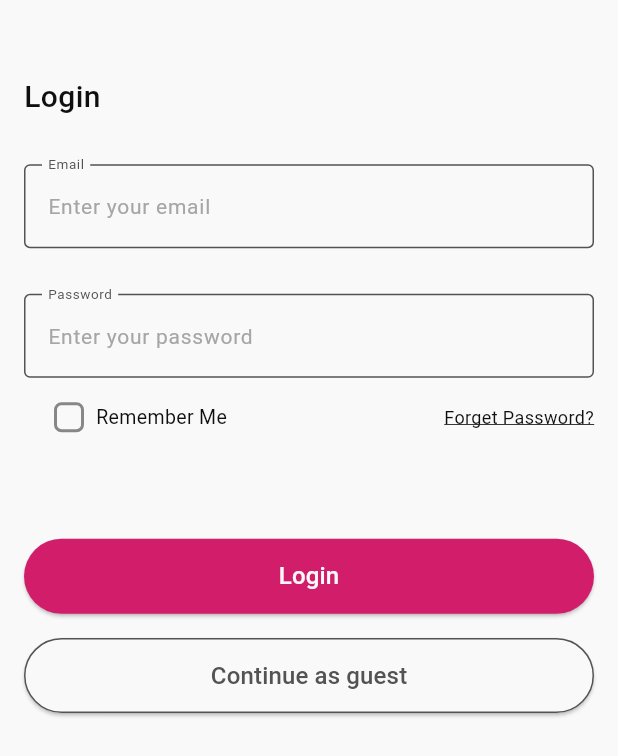
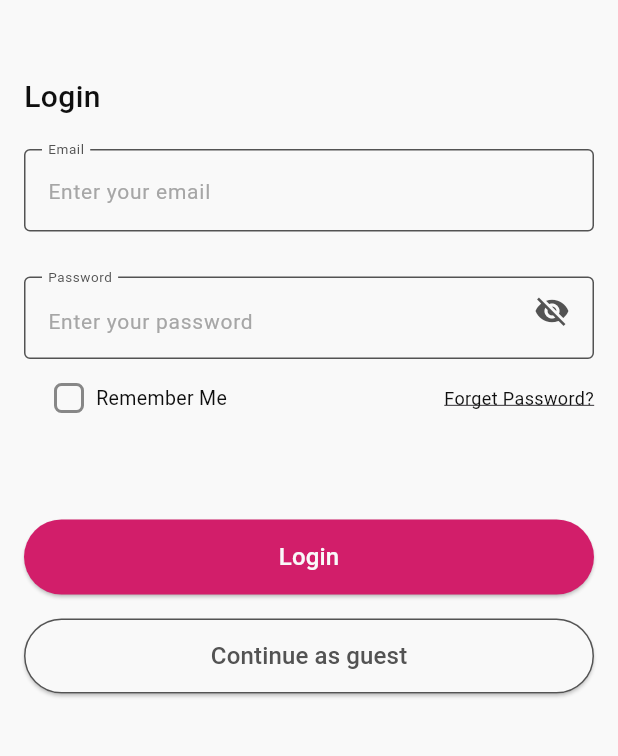
Before and after one commit to Marco-Nagy/Flowery-App, a Flutter app: the screen it shows after launch, on a phone screen of 412 x 824 dp. Shown: the top 756 px of the screen. Run offline on Flutter 3.47's test engine with Material 3 defaults, Android fonts, the light colour scheme and no system bars; our stand-ins replace bloc, dio, flutter_bloc, flutter_screenutil, fluttertoast, get_it and 4 more; generated files the repository leaves out were written again.

Commit message:
refactor: refactor login view

```diff
--- a/lib/features/auth/presentation/login/pages/login_view.dart
+++ b/lib/features/auth/presentation/login/pages/login_view.dart
@@ -1,19 +1,13 @@
-import 'package:flowery_e_commerce/core/styles/colors/my_colors.dart';
-import 'package:flowery_e_commerce/core/styles/fonts/my_fonts.dart';
-import 'package:flowery_e_commerce/core/utils/validators.dart';
-import 'package:flowery_e_commerce/core/utils/widgets/base/base_view.dart';
 import 'package:flowery_e_commerce/core/utils/widgets/base/custom_app_bar.dart';
-import 'package:flowery_e_commerce/core/utils/widgets/buttons/carved_button.dart';
-import 'package:flowery_e_commerce/core/utils/widgets/custom_toast.dart';
 import 'package:flowery_e_commerce/core/utils/widgets/spacing.dart';
-import 'package:flowery_e_commerce/di/di.dart';
-import 'package:flowery_e_commerce/features/auth/domain/entities/request/login_request_entity.dart';
-import 'package:flowery_e_commerce/features/auth/presentation/login/manager/login_action.dart';
-import 'package:flowery_e_commerce/features/auth/presentation/login/manager/login_view_model_cubit.dart';
-import 'package:flowery_e_commerce/features/auth/presentation/login/widgets/custom_text_form_field.dart';
-import 'package:flowery_e_commerce/features/auth/presentation/login/widgets/remember_me_widget.dart';
 import 'package:flutter/material.dart';
 import 'package:flutter_bloc/flutter_bloc.dart';
+import 'package:flowery_e_commerce/core/utils/widgets/base/base_view.dart';
+import 'package:flowery_e_commerce/core/utils/widgets/custom_toast.dart';
+import 'package:flowery_e_commerce/di/di.dart';
+import 'package:flowery_e_commerce/features/auth/presentation/login/manager/login_view_model_cubit.dart';
+import '../widgets/login_buttons.dart';
+import '../widgets/login_form.dart';
 
 class LoginView extends StatefulWidget {
   const LoginView({super.key});
@@ -23,25 +17,12 @@ class LoginView extends StatefulWidget {
 }
 
 class _LoginViewState extends State<LoginView> {
-  late TextEditingController emailController;
-  late TextEditingController passwordController;
   late LoginViewModel viewModel;
-
-  final formKey = GlobalKey<FormState>();
 
   @override
   void initState() {
-    emailController = TextEditingController();
-    passwordController = TextEditingController();
     viewModel = getIt.get<LoginViewModel>();
     super.initState();
-  }
-
-  @override
-  void dispose() {
-    emailController.dispose();
-    passwordController.dispose();
-    super.dispose();
   }
 
   @override
@@ -51,10 +32,6 @@ class _LoginViewState extends State<LoginView> {
       child: BlocConsumer<LoginViewModel, LoginViewModelState>(
         buildWhen: (previous, current) => current is LoginViewModelInitial,
         builder: (context, state) {
-            switch (state) {
-              case LoginViewModelInitial():
-              default:
-                {
           return BaseView(
             child: CustomScrollView(
               slivers: [
@@ -62,96 +39,33 @@ class _LoginViewState extends State<LoginView> {
                   child: CustomAppBar(appBarTxt: "Login"),
                 ),
                 SliverToBoxAdapter(
-                        child: verticalSpacing(30),
+                  child: verticalSpacing(20),
                 ),
-                      SliverToBoxAdapter(
-                          child: Form(
-                        key: formKey,
-                        child: Column(
-                          children: [
-                            CustomTextFormField(
-                              validator: (value) {
-                                return Validators.validateEmail(value);
-                              },
-                              controller: emailController,
-                              hintText: "Enter your email",
-                              labelText: "Email",
-                            ),
-                            verticalSpacing(30),
-                            CustomTextFormField(
-                              validator: (value) {
-                                return Validators.validatePassword(value);
-                              },
-                              controller: passwordController,
-                              hintText: "Enter your password",
-                              labelText: "Password",
-                            )
-                          ],
-                        ),
-                      )),
-                      SliverToBoxAdapter(
-                        child: verticalSpacing(16),
-                      ),
-                      SliverToBoxAdapter(
-                          child: Padding(
-                        padding: const EdgeInsets.only(left: 20),
-                        child: Row(
-                          mainAxisAlignment: MainAxisAlignment.spaceBetween,
-                          children: [
-                            RememberMeWidget(onChanged: (value) {}),
-                            Text(
-                              'Forget Password?',
-                              style: MyFonts.styleRegular400_12.copyWith(
-                                color: MyColors.black,
-                                decoration: TextDecoration.underline,
-                              ),
-                            ),
-                          ],
-                        ),
-                      )),
+                LoginForm(),
                 SliverToBoxAdapter(
                   child: verticalSpacing(70),
                 ),
-                      SliverToBoxAdapter(
-                          child: CurvedButton(
-                        color: MyColors.primary,
-                        title: "Login",
-                        onTap: () {
-                          if (formKey.currentState!.validate()) {
-                            viewModel.doAction(LoginAction(LoginRequestEntity(
-                                email: emailController.text.trim(),
-                                password: passwordController.text.trim())));
-                          }
-                        },
-                      )),
-                      SliverToBoxAdapter(
-                        child: verticalSpacing(16),
+                LoginButtons(),
+              ],
             ),
-                      SliverToBoxAdapter(
-                          child: CurvedButton(
-                        color: MyColors.white,
-                        title: "Continue as guest",
-                        onTap: () {},
-                        colorBorderSide: MyColors.gray,
-                        textColor: MyColors.gray,
-                      )),
-                    ],
-                  ));
-                }
-            }
+          );
         },
         listener: (context, state) {
           switch (state) {
             case LoginViewModelLoading():
               CustomToast.showLoadingToast(message: "Loading...");
+              break;
             case LoginViewModelSuccess():
               CustomToast.showSuccessToast(message: "Success");
+              break;
             case LoginViewModelError():
               debugPrint(state.errorMessage.error);
               CustomToast.showErrorToast(message: state.errorMessage.error!);
+              break;
             default:
           }
         },
-        ));
+      ),
+    );
   }
 }
--- a/lib/features/auth/presentation/login/widgets/custom_text_form_field.dart
+++ b/lib/features/auth/presentation/login/widgets/custom_text_form_field.dart
@@ -26,7 +26,9 @@ class CustomTextFormField extends StatefulWidget {
 class _CustomTextFormFieldState extends State<CustomTextFormField> {
   @override
   Widget build(BuildContext context) {
-    return TextFormField(
+    return Container(
+      height: 55,
+      child: TextFormField(
         obscureText: widget.isPassword ?? false,
         controller: widget.controller,
         decoration: InputDecoration(
@@ -46,6 +48,7 @@ class _CustomTextFormFieldState extends State<CustomTextFormField> {
           ),
         ),
         validator: widget.validator,
+      ),
     );
   }
 }
--- /dev/null
+++ b/lib/features/auth/presentation/login/widgets/email_field.dart
@@ -0,0 +1,17 @@
+import 'package:flutter/material.dart';
+import 'package:flowery_e_commerce/core/utils/validators.dart';
+import 'package:flowery_e_commerce/features/auth/presentation/login/widgets/custom_text_form_field.dart';
+
+class EmailField extends StatelessWidget {
+  final TextEditingController emailController = TextEditingController();
+
+  @override
+  Widget build(BuildContext context) {
+    return CustomTextFormField(
+      controller: emailController,
+      validator: (value) => Validators.validateEmail(value),
+      hintText: "Enter your email",
+      labelText: "Email",
+    );
+  }
+}
--- /dev/null
+++ b/lib/features/auth/presentation/login/widgets/emember_me_and_forgot_password.dart
@@ -0,0 +1,26 @@
+import 'package:flutter/material.dart';
+import 'package:flowery_e_commerce/core/styles/fonts/my_fonts.dart';
+import 'package:flowery_e_commerce/core/styles/colors/my_colors.dart';
+import 'package:flowery_e_commerce/features/auth/presentation/login/widgets/remember_me_widget.dart';
+
+class RememberMeAndForgotPassword extends StatelessWidget {
+  @override
+  Widget build(BuildContext context) {
+    return Padding(
+      padding: const EdgeInsets.only(left: 20),
+      child: Row(
+        mainAxisAlignment: MainAxisAlignment.spaceBetween,
+        children: [
+          RememberMeWidget(onChanged: (value) {}),
+          Text(
+            'Forget Password?',
+            style: MyFonts.styleRegular400_12.copyWith(
+              color: MyColors.black,
+              decoration: TextDecoration.underline,
+            ),
+          ),
+        ],
+      ),
+    );
+  }
+}
--- /dev/null
+++ b/lib/features/auth/presentation/login/widgets/password_field.dart
@@ -0,0 +1,36 @@
+import 'package:flutter/material.dart';
+import 'package:flowery_e_commerce/features/auth/presentation/login/widgets/custom_text_form_field.dart';
+import 'package:flowery_e_commerce/core/utils/validators.dart';
+import 'package:flowery_e_commerce/core/styles/colors/my_colors.dart';
+
+class PasswordField extends StatefulWidget {
+  @override
+  State<PasswordField> createState() => _PasswordFieldState();
+}
+
+class _PasswordFieldState extends State<PasswordField> {
+  final TextEditingController passwordController = TextEditingController();
+  bool isPasswordVisible = false;
+
+  @override
+  Widget build(BuildContext context) {
+    return CustomTextFormField(
+      controller: passwordController,
+      isPassword: !isPasswordVisible,
+      validator: (value) => Validators.validatePassword(value),
+      hintText: "Enter your password",
+      labelText: "Password",
+      suffix: GestureDetector(
+        child: Icon(
+          isPasswordVisible ? Icons.visibility : Icons.visibility_off,
+          color: MyColors.gray,
+        ),
+        onTap: () {
+          setState(() {
+            isPasswordVisible = !isPasswordVisible;
+          });
+        },
+      ),
+    );
+  }
+}
```
Also changed, not shown: lib/features/auth/presentation/login/widgets/login_buttons.dart (added, +43 -0 lines), lib/features/auth/presentation/login/widgets/login_form.dart (added, +26 -0 lines). Lines whose indentation alone changed are shown as unchanged.
